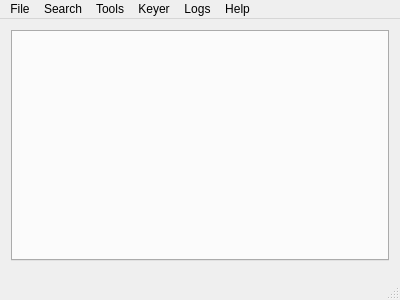
zsteva/backup-minos2, file mqt/MqtLogger/tlogcontainer.ui: the form before one commit.
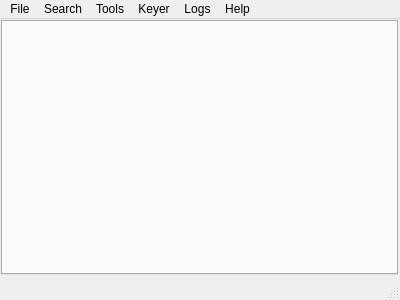
The form after the commit. Custom widgets are drawn as their Qt base class.

```diff
--- a/mqt/MqtLogger/tlogcontainer.ui
+++ b/mqt/MqtLogger/tlogcontainer.ui
@@ -15,6 +15,21 @@
   </property>
   <widget class="QWidget" name="centralWidget">
    <layout class="QVBoxLayout" name="verticalLayout">
+    <property name="spacing">
+     <number>1</number>
+    </property>
+    <property name="leftMargin">
+     <number>1</number>
+    </property>
+    <property name="topMargin">
+     <number>1</number>
+    </property>
+    <property name="rightMargin">
+     <number>2</number>
+    </property>
+    <property name="bottomMargin">
+     <number>2</number>
+    </property>
     <item>
      <widget class="QLogTabWidget" name="ContestPageControl">
       <property name="focusPolicy">
```
